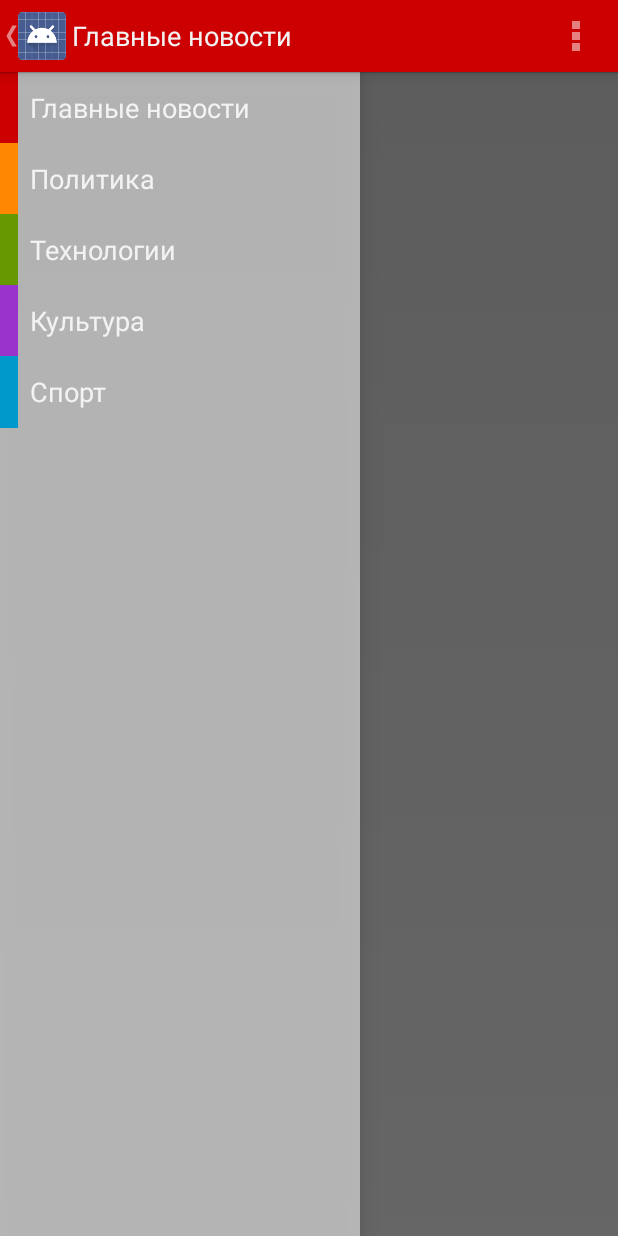
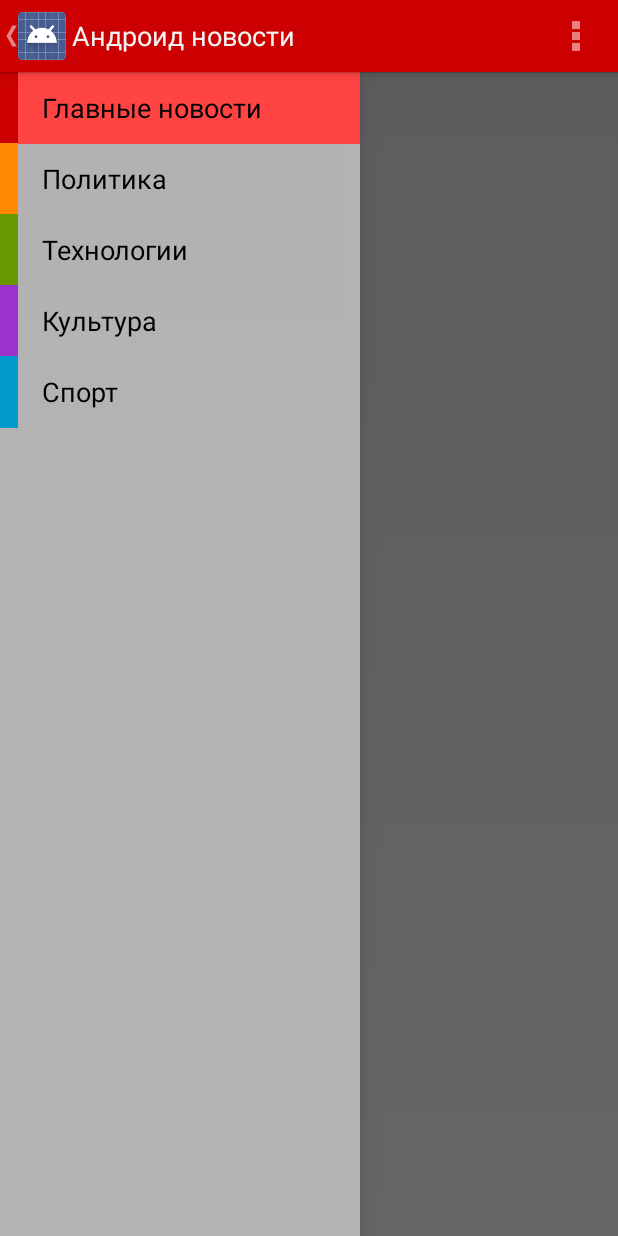
Before and after one commit to Sknictik/NewsApp, an Android app: the screen it shows after launch (MainActivity), on a phone screen of 412 x 824 dp. Run offline under Robolectric (Android 15) with nearby library versions, the light colour scheme and no system bars; 2 statements that could not run were skipped.

Commit message:
Fixed bugs with navigation drawer
Highlight is now working correctly. Number of other miscellaneous project changes.

```diff
--- a/news/src/main/AndroidManifest.xml
+++ b/news/src/main/AndroidManifest.xml
@@ -1,6 +1,6 @@
 <?xml version="1.0" encoding="utf-8"?>
 <manifest xmlns:android="http://schemas.android.com/apk/res/android"
-    package="android_news.news" >
+    package="android_news.newsapp" >
 
     <application
         android:allowBackup="true"
@@ -8,7 +8,7 @@
         android:label="@string/app_name"
         android:theme="@style/AppTheme" >
         <activity
-            android:name="android_news.news.MainActivity"
+            android:name="noveo.school.android.newsapp.activity.MainActivity"
             android:label="@string/app_name" >
             <intent-filter>
                 <action android:name="android.intent.action.MAIN" />
--- a/news/src/main/java/android_news/news/ArrayAdapterForNewsTitles.java
+++ /dev/null
@@ -1,55 +0,0 @@
-package android_news.news;
-
-import android.content.Context;
-import android.view.LayoutInflater;
-import android.view.View;
-import android.view.ViewGroup;
-import android.widget.ArrayAdapter;
-import android.widget.ImageView;
-import android.widget.TextView;
-
-/**
- * Created by Arseniy Nazarov on 25.12.2014.
- */
-public class ArrayAdapterForNewsTitles extends ArrayAdapter<String> {
-
-    LayoutInflater mInflater = null;
-
-    private int mViewResourceId;
-    private int mTextViewResourceId;
-    private int mImageViewResourceId;
-    private int[] colors;
-    private String[] mTitles;
-
-    public ArrayAdapterForNewsTitles(Context context, int resource, int textViewResourceId,
-                                     String[] titles, int[] titleColors,
-                                     int imageViewResourceId) {
-        super(context, resource, textViewResourceId, titles);
-
-        mInflater = (LayoutInflater) context.getSystemService(
-                Context.LAYOUT_INFLATER_SERVICE);
-
-        mViewResourceId = resource;
-        mTextViewResourceId = textViewResourceId;
-        mImageViewResourceId = imageViewResourceId;
-        colors = titleColors;
-        mTitles = titles;
-    }
-
-    @Override
-    public View getView(int position, View convertView, ViewGroup parent) {
-        convertView = mInflater.inflate(mViewResourceId, null);
-
-        //convertView.setMinimumHeight(132);
-        TextView tv = (TextView)convertView.findViewById(mTextViewResourceId);
-        tv.setText(mTitles[position]);
-        tv.setHighlightColor(colors[position]);
-
-        ImageView iv = (ImageView)convertView.findViewById(mImageViewResourceId);
-        iv.setBackgroundColor(colors[position]);
-
-        return convertView;
-    }
-
-
-}
--- a/news/src/main/java/android_news/news/MainActivity.java
+++ b/news/src/main/java/noveo/school/android/newsapp/activity/MainActivity.java
@@ -1,4 +1,4 @@
-package android_news.news;
+package noveo.school.android.newsapp.activity;
 
 import android.app.ActionBar;
 import android.app.Activity;
@@ -7,6 +7,8 @@ import android.app.FragmentManager;
 import android.os.Bundle;
 import android.support.v4.widget.DrawerLayout;
 import android.view.*;
+import noveo.school.android.newsapp.fragment.NavigationDrawerFragment;
+import android_news.newsapp.R;
 
 
 public class MainActivity extends Activity
--- a/news/src/main/java/android_news/news/NavigationDrawerFragment.java
+++ b/news/src/main/java/noveo/school/android/newsapp/fragment/NavigationDrawerFragment.java
@@ -1,4 +1,4 @@
-package android_news.news;
+package noveo.school.android.newsapp.fragment;
 
 
 import android.app.ActionBar;
@@ -15,6 +15,8 @@ import android.support.v4.widget.DrawerLayout;
 import android.view.*;
 import android.widget.AdapterView;
 import android.widget.ListView;
+import android_news.newsapp.R;
+import noveo.school.android.newsapp.view.ArrayAdapterForNavigationDrawer;
 
 /**
  * Fragment used for managing interactions for and presentation of a navigation drawer.
@@ -85,6 +87,7 @@ public class NavigationDrawerFragment extends Fragment {
                              Bundle savedInstanceState) {
         mDrawerListView = (ListView) inflater.inflate(
                 R.layout.fragment_navigation_drawer, container, false);
+
         mDrawerListView.setOnItemClickListener(new AdapterView.OnItemClickListener() {
             @Override
             public void onItemClick(AdapterView<?> parent, View view, int position, long id) {
@@ -101,12 +104,13 @@ public class NavigationDrawerFragment extends Fragment {
         };
 
 
-        mDrawerListView.setAdapter(new ArrayAdapterForNewsTitles (
+        mDrawerListView.setAdapter(new ArrayAdapterForNavigationDrawer(
                 getActionBar().getThemedContext(),
                 R.layout.drawer_item_layout,
                 R.id.news_topic_title,
                 titles,
-                this.getResources().getIntArray((R.array.newsTitleColorsArray)),
+                this.getResources().getIntArray((R.array.newsTitleBarColorsArray)),
+                this.getResources().getIntArray((R.array.newsHighlightColorsArray)),
                 R.id.news_topic_color));
 
         mDrawerListView.setItemChecked(mCurrentSelectedPosition, true);
@@ -209,7 +213,7 @@ public class NavigationDrawerFragment extends Fragment {
         //Set title color for each news topic
         getActionBar().setBackgroundDrawable(
                 new ColorDrawable(this.getResources().getIntArray(
-                        (R.array.newsTitleColorsArray))[position]));
+                        (R.array.newsTitleBarColorsArray))[position]));
     }
 
     @Override
--- /dev/null
+++ b/news/src/main/java/noveo/school/android/newsapp/view/ArrayAdapterForNavigationDrawer.java
@@ -0,0 +1,69 @@
+package noveo.school.android.newsapp.view;
+
+import android.content.Context;
+import android.view.LayoutInflater;
+import android.view.View;
+import android.view.ViewGroup;
+import android.widget.ArrayAdapter;
+import android.widget.ImageView;
+import android.widget.TextView;
+
+/**
+ * Created by Arseniy Nazarov on 25.12.2014.
+ */
+public class ArrayAdapterForNavigationDrawer extends ArrayAdapter<String> {
+
+    LayoutInflater mInflater = null;
+
+    private int mViewResourceId;
+    private int mTextViewResourceId;
+    private int mImageViewResourceId;
+    private int[] highlightColors;
+    private int[] titleColors;
+    private String[] mTitles;
+
+    public ArrayAdapterForNavigationDrawer(Context context, int resource, int textViewResourceId,
+                                           String[] titles, int[] titleColors, int[] highlightColors,
+                                           int imageViewResourceId) {
+        super(context, resource, textViewResourceId, titles);
+
+        mInflater = (LayoutInflater) context.getSystemService(
+                Context.LAYOUT_INFLATER_SERVICE);
+
+        mViewResourceId = resource;
+        mTextViewResourceId = textViewResourceId;
+        mImageViewResourceId = imageViewResourceId;
+        this.highlightColors = highlightColors;
+        this.titleColors = titleColors;
+        mTitles = titles;
+    }
+
+    @Override
+    public View getView(int position, View convertView, ViewGroup parent) {
+
+        if (convertView == null) {
+            convertView = mInflater.inflate(mViewResourceId, null);
+        }
+
+        TextView tv = (TextView)convertView.findViewById(mTextViewResourceId);
+        tv.setText(mTitles[position]);
+
+
+        switch(position) {
+            case 0: {((CheckableLinearLayout) convertView).setHighlightColor(highlightColors[position]); break;}
+            case 1: {((CheckableLinearLayout) convertView).setHighlightColor(highlightColors[position]); break;}
+            case 2: {((CheckableLinearLayout) convertView).setHighlightColor(highlightColors[position]); break;}
+            case 3: {((CheckableLinearLayout) convertView).setHighlightColor(highlightColors[position]); break;}
+            case 4: {((CheckableLinearLayout) convertView).setHighlightColor(highlightColors[position]); break;}
+        }
+
+
+        ImageView iv = (ImageView)convertView.findViewById(mImageViewResourceId);
+        iv.setBackgroundColor(titleColors[position]);
+
+
+        return convertView;
+    }
+
+
+}
--- a/news/src/main/java/android_news/news/CheckableLinearLayout.java
+++ b/news/src/main/java/noveo/school/android/newsapp/view/CheckableLinearLayout.java
@@ -1,6 +1,9 @@
-package android_news.news;
+package noveo.school.android.newsapp.view;
 
 import android.content.Context;
+import android.graphics.drawable.ColorDrawable;
+import android.graphics.drawable.StateListDrawable;
+import android.os.Build;
 import android.util.AttributeSet;
 import android.view.View;
 import android.widget.Checkable;
@@ -12,6 +15,8 @@ import android.widget.LinearLayout;
  */
 public class CheckableLinearLayout extends LinearLayout implements Checkable {
     private CheckedTextView _checkbox;
+
+    private int highlightColor;
 
     public CheckableLinearLayout(Context context, AttributeSet attrs) {
         super(context, attrs);
@@ -32,13 +37,30 @@ public class CheckableLinearLayout extends LinearLayout implements Checkable {
 
     @Override
     public boolean isChecked() {
-        return _checkbox != null ? _checkbox.isChecked() : false;
+        return _checkbox != null && _checkbox.isChecked();
+    }
+
+    public void setHighlightColor(int highlightColor) {
+        this.highlightColor = highlightColor;
     }
 
     @Override
     public void setChecked(boolean checked) {
-        if (_checkbox != null) {
-            _checkbox.setChecked(checked);
+        if (checked) {
+            _checkbox.setBackgroundColor(highlightColor);
+        } else {
+            StateListDrawable states = new StateListDrawable();
+            states.addState(new int[] {android.R.attr.state_pressed},
+                    new ColorDrawable(highlightColor));
+            states.addState(new int[] {android.R.attr.state_checked},
+                    new ColorDrawable(highlightColor));
+            if (Build.VERSION.SDK_INT >= Build.VERSION_CODES.JELLY_BEAN) {
+                _checkbox.setBackground(states);
+            }
+            else {
+                _checkbox.setBackgroundDrawable(states);
+            }
+
         }
     }
 
--- a/news/src/main/res/layout/activity_main.xml
+++ b/news/src/main/res/layout/activity_main.xml
@@ -25,7 +25,7 @@
               android:layout_width="@dimen/navigation_drawer_width"
               android:layout_height="match_parent"
               android:layout_gravity="start"
-              android:name="android_news.news.NavigationDrawerFragment"
+              android:name="noveo.school.android.newsapp.fragment.NavigationDrawerFragment"
               tools:layout="@layout/fragment_navigation_drawer"/>
 
 </android.support.v4.widget.DrawerLayout>
--- a/news/src/main/res/layout/drawer_item_layout.xml
+++ b/news/src/main/res/layout/drawer_item_layout.xml
@@ -1,4 +1,4 @@
-<android_news.news.CheckableLinearLayout xmlns:android="http://schemas.android.com/apk/res/android"
+<noveo.school.android.newsapp.view.CheckableLinearLayout xmlns:android="http://schemas.android.com/apk/res/android"
               android:layout_width="match_parent"
               android:layout_height="wrap_content">
 
@@ -6,17 +6,17 @@
           android:id="@+id/news_topic_color"
           android:layout_width="0dp"
           android:layout_height="match_parent"
-          android:background="@android:color/black"
           android:layout_weight="0.05"/>
 
-    <TextView xmlns:android="http://schemas.android.com/apk/res/android"
+    <CheckedTextView xmlns:android="http://schemas.android.com/apk/res/android"
           android:id="@+id/news_topic_title"
           android:layout_width="0dp"
           android:layout_height="wrap_content"
-          android:textAppearance="?android:attr/textAppearanceListItemSmall"
           android:gravity="center_vertical"
           android:layout_weight="0.95"
-          android:paddingLeft="?android:attr/listPreferredItemPaddingLeft"
-          android:minHeight="?android:attr/listPreferredItemHeightSmall"/>
+          android:minHeight="48dp"
+          android:paddingLeft="16dp"
+          android:textAppearance="@android:style/TextAppearance.Medium"
+          android:textColor="@android:color/black"/>
 
-</android_news.news.CheckableLinearLayout>
+</noveo.school.android.newsapp.view.CheckableLinearLayout>
--- a/news/src/main/res/values/resources.xml
+++ b/news/src/main/res/values/resources.xml
@@ -1,6 +1,6 @@
 <?xml version="1.0" encoding="utf-8"?>
 <resources>
-    <array name="newsTitleColorsArray">
+    <array name="newsTitleBarColorsArray">
         <item>#cc0000</item>
         <item>#ff8800</item>
         <item>#669900</item>
@@ -14,4 +14,5 @@
         <item>#aa66cc</item>
         <item>#33b5e5</item>
     </array>
+
 </resources>
--- a/news/src/main/res/values/strings.xml
+++ b/news/src/main/res/values/strings.xml
@@ -1,7 +1,7 @@
 <?xml version="1.0" encoding="utf-8"?>
 <resources>
 
-    <string name="app_name">Главные новости</string>
+    <string name="app_name">Андроид новости</string>
     <string name="title_section1">Главные новости</string>
     <string name="title_section2">Политика</string>
     <string name="title_section3">Технологии</string>
```
Also changed, not shown: build.gradle (+3 -5 lines), gradle.properties (added, +18 -0 lines), news/build.gradle (+36 -27 lines), gradle/wrapper/gradle-wrapper.properties (added), 5 other files.
